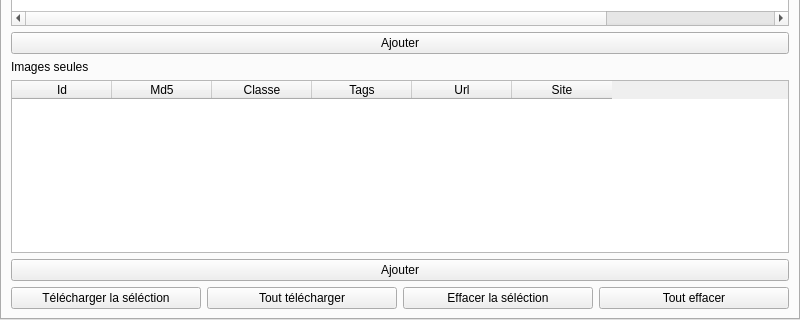
Qt form ui/mainwindow.ui (XanderMld/imgbrd-grabber) before a commit; both pictures show x 0 to 800 and y 221 to 541 of the 800 by 541 pixel window.
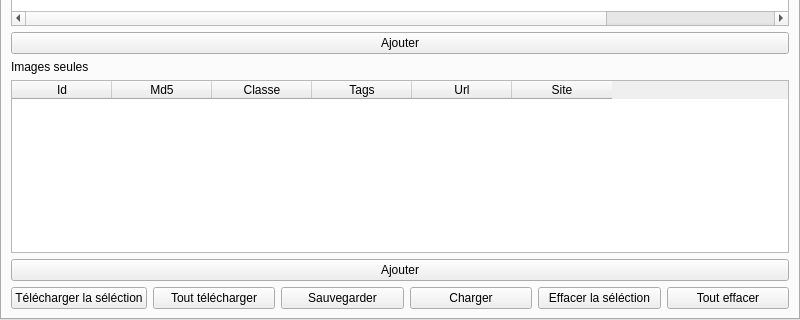
The same form after that commit. The open tabs and pages were chosen to show the change. Icons and pictures are not drawn.

Commit message: * Added save/load batch list * Fixed tab key navigation * Improved tag fetching * Fixed some batch download crashes

```diff
--- a/ui/mainwindow.ui
+++ b/ui/mainwindow.ui
@@ -365,6 +365,20 @@
                </property>
               </widget>
              </item>
+             <item>
+              <widget class="QPushButton" name="buttonSaveLinkList">
+               <property name="text">
+                <string>Sauvegarder</string>
+               </property>
+              </widget>
+             </item>
+             <item>
+              <widget class="QPushButton" name="buttonLoadLinkList">
+               <property name="text">
+                <string>Charger</string>
+               </property>
+              </widget>
+             </item>
              <item>
               <widget class="QPushButton" name="buttonClearSel">
                <property name="text">
```
Left out of the diff: 22 changed lines with no effect on the pictures. The commit also changes 29 other files.
